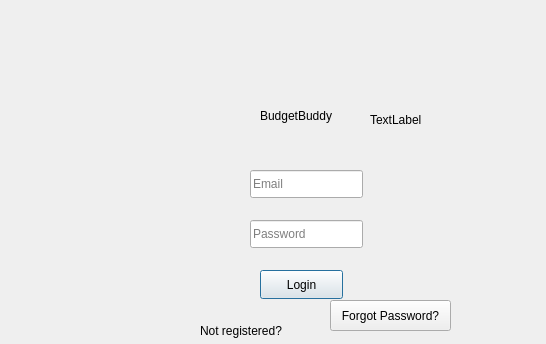
First picture: the form in login.ui, repository aasishhumagain/BudgetBuddy, before the edit; both pictures show x 0 to 546 and y 0 to 344 of the 640 by 480 pixel window.
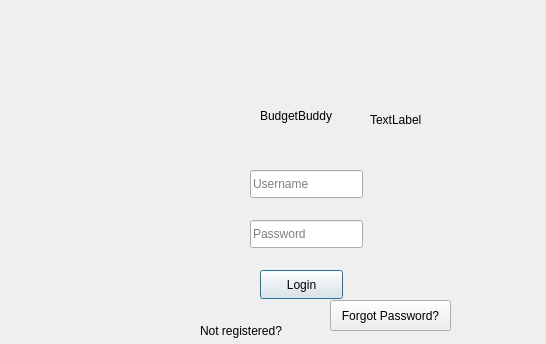
Second picture: the form after the edit.

Commit message: Working Toogle Password button for login.ui

```diff
--- a/login.ui
+++ b/login.ui
@@ -52,7 +52,7 @@
     <string/>
    </property>
    <property name="placeholderText">
-    <string>Email</string>
+    <string>Username</string>
    </property>
   </widget>
   <widget class="QLineEdit" name="lineEditPassword">
```
Left out of the diff: 18 changed lines with no effect on the pictures. The commit also changes 6 other files.
